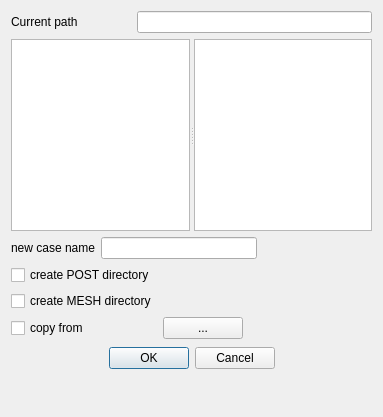
First picture: the form in gui/Base/NewCaseDialogForm.ui, repository code-saturne/code_saturne, before the edit.
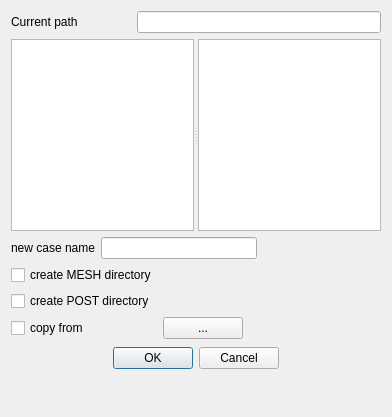
Second picture: the form after the edit.

Commit message: GUI: fixes in new case creation handling. Inversion of MESH and POST creation, tooltips, and enable compute/prepro mode.

```diff
--- a/gui/Base/NewCaseDialogForm.ui
+++ b/gui/Base/NewCaseDialogForm.ui
@@ -6,7 +6,7 @@
    <rect>
     <x>0</x>
     <y>0</y>
-    <width>383</width>
+    <width>392</width>
     <height>417</height>
    </rect>
   </property>
@@ -55,9 +55,12 @@
         </widget>
        </item>
        <item row="1" column="0" colspan="2">
-        <widget class="QCheckBox" name="checkBoxPost">
+        <widget class="QCheckBox" name="checkBoxMesh">
+         <property name="toolTip">
+          <string>&lt;html&gt;&lt;head/&gt;&lt;body&gt;&lt;p&gt;Recommended directory for meshes.&lt;/p&gt;&lt;/body&gt;&lt;/html&gt;</string>
+         </property>
          <property name="text">
-          <string>create POST directory</string>
+          <string>create MESH directory</string>
          </property>
         </widget>
        </item>
@@ -75,9 +78,12 @@
         </spacer>
        </item>
        <item row="2" column="0" colspan="2">
-        <widget class="QCheckBox" name="checkBoxMesh">
+        <widget class="QCheckBox" name="checkBoxPost">
+         <property name="toolTip">
+          <string>&lt;html&gt;&lt;head/&gt;&lt;body&gt;&lt;p&gt;Recommended directory to place postprocessing scripts or reference data.&lt;/p&gt;&lt;/body&gt;&lt;/html&gt;</string>
+         </property>
          <property name="text">
-          <string>create MESH directory</string>
+          <string>create POST directory</string>
          </property>
         </widget>
        </item>
```
The commit also changes 1 other file.
